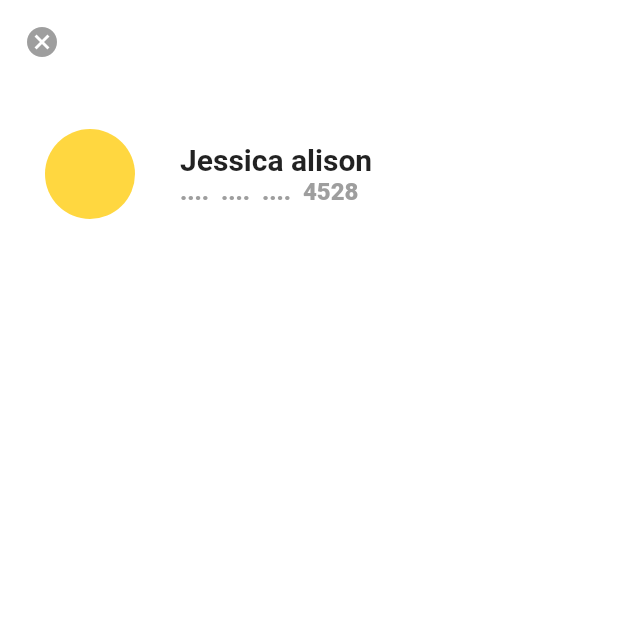
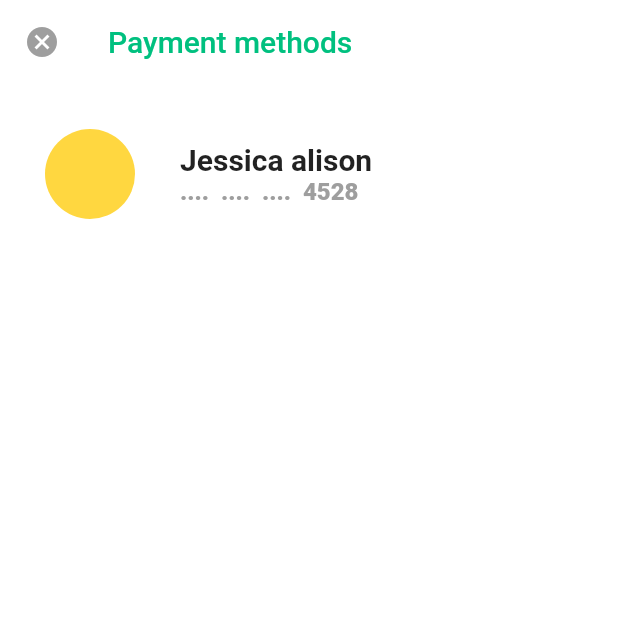
Before and after one commit to dombroks/Grocery_App, a Flutter app: the PaymentMethod screen opened directly, on a phone screen of 412 x 824 dp, the top half of it. Run offline on Flutter 3.47's test engine with Material 2 defaults, Android fonts, the phone set to English and light mode, and no system bars; our stand-ins replace cloud_firestore, firebase_auth; accounts and stored records are empty; network calls fail.

Commit message:
PaymentMethodScreen

```diff
--- a/lib/Screens/PaymentMethod.dart
+++ b/lib/Screens/PaymentMethod.dart
@@ -1,10 +1,16 @@
 import 'package:flutter/material.dart';
+import 'package:grocery_app/components/PaymentMethodItem.dart';
+import 'package:grocery_app/constants.dart';
 
 class PaymentMethod extends StatelessWidget {
   @override
   Widget build(BuildContext context) {
     return Scaffold(
       appBar: AppBar(
+        title: Text(
+          "Payment methods",
+          style: TextStyle(color: kPrimaryColor),
+        ),
         elevation: 0,
         backgroundColor: Colors.white,
         leading: Icon(
@@ -15,44 +21,7 @@ class PaymentMethod extends StatelessWidget {
       body: Container(
         padding: EdgeInsets.all(30.0),
         color: Colors.white,
-        child: Column(
-          children: [
-            Row(
-              children: [
-                Container(
-                  width: 60,
-                  height: 60,
-                  decoration: BoxDecoration(
-                    shape: BoxShape.circle,
-                    color: Colors.amberAccent,
-                  ),
-                ),
-                SizedBox(
-                  width: 30,
-                ),
-                Column(
-                  crossAxisAlignment: CrossAxisAlignment.start,
-                  children: [
-                    Text(
-                      "Jessica alison",
-                      style: TextStyle(
-                          fontSize: 20,
-                          fontWeight: FontWeight.bold,
-                          color: Colors.grey[750]),
-                    ),
-                    Text(
-                      "....  ....  ....  4528",
-                      style: TextStyle(
-                          fontSize: 16,
-                          fontWeight: FontWeight.w900,
-                          color: Colors.grey),
-                    ),
-                  ],
-                )
-              ],
-            ),
-          ],
-        ),
+        child: PaymentMethodItem(),
       ),
     );
   }
--- /dev/null
+++ b/lib/components/PaymentMethodItem.dart
@@ -0,0 +1,49 @@
+import 'package:flutter/material.dart';
+
+class PaymentMethodItem extends StatelessWidget {
+  const PaymentMethodItem({
+    Key key,
+  }) : super(key: key);
+
+  @override
+  Widget build(BuildContext context) {
+    return Column(
+      children: [
+        Row(
+          children: [
+            Container(
+              width: 60,
+              height: 60,
+              decoration: BoxDecoration(
+                shape: BoxShape.circle,
+                color: Colors.amberAccent,
+              ),
+            ),
+            SizedBox(
+              width: 30,
+            ),
+            Column(
+              crossAxisAlignment: CrossAxisAlignment.start,
+              children: [
+                Text(
+                  "Jessica alison",
+                  style: TextStyle(
+                      fontSize: 20,
+                      fontWeight: FontWeight.bold,
+                      color: Colors.grey[750]),
+                ),
+                Text(
+                  "....  ....  ....  4528",
+                  style: TextStyle(
+                      fontSize: 16,
+                      fontWeight: FontWeight.w900,
+                      color: Colors.grey),
+                ),
+              ],
+            )
+          ],
+        ),
+      ],
+    );
+  }
+}
```
